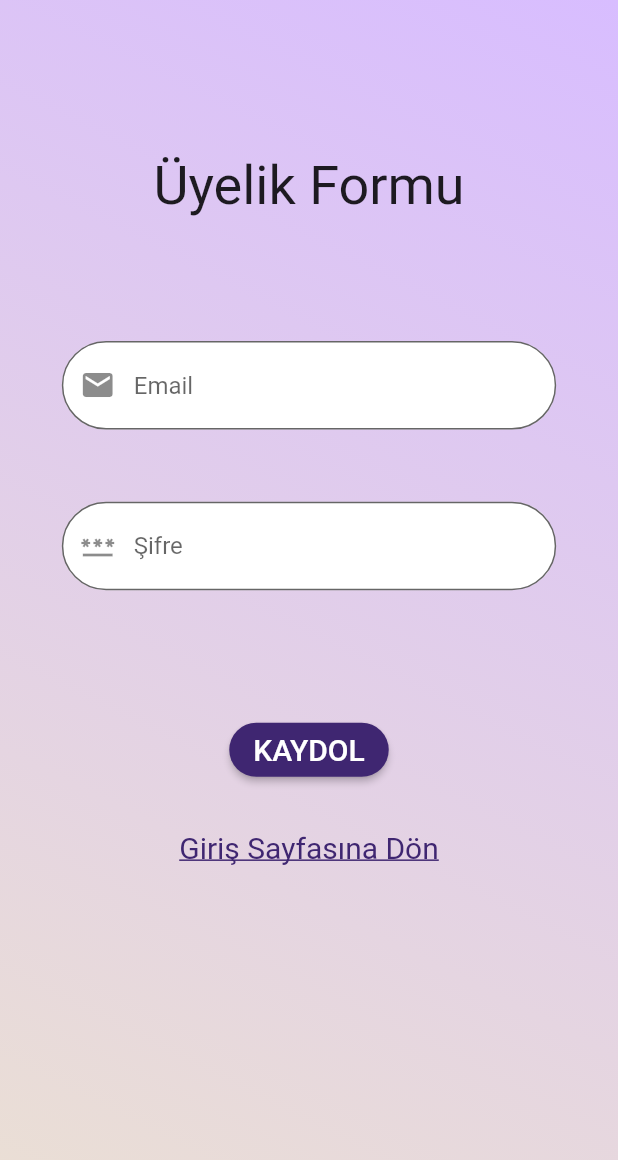
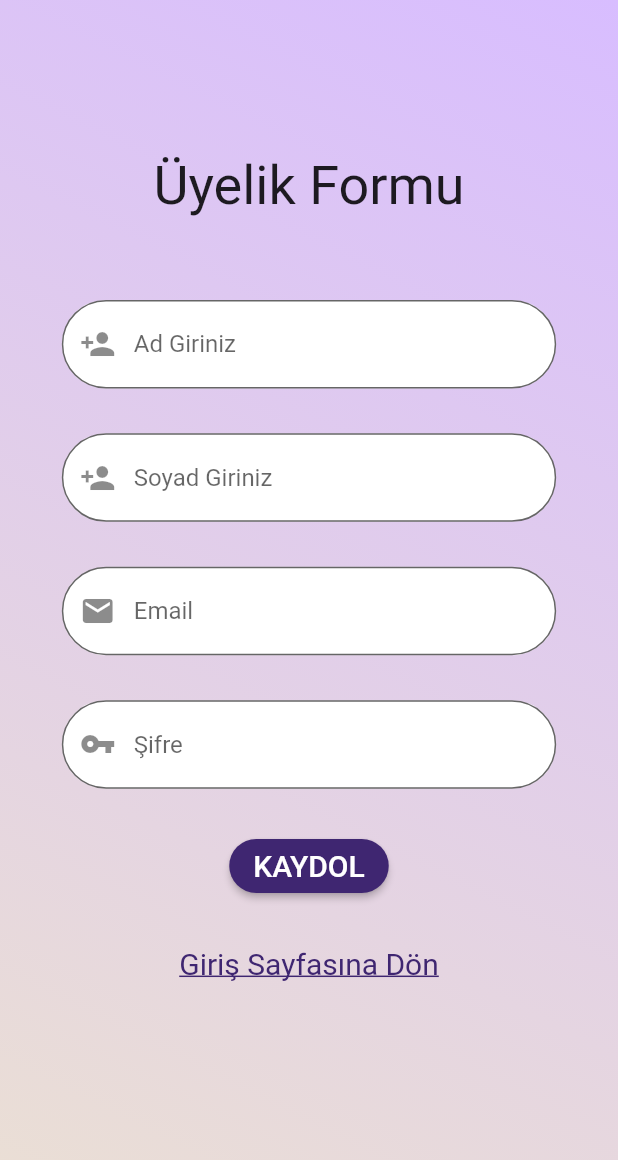
Before and after one commit to CodemFlutter/edanurmisir, a Flutter app: the RegisterPage screen opened directly, after a tap on "KAYDOL", on a phone screen of 412 x 824 dp. Shown: the top 1160 px of the screen. Run offline on Flutter 3.47's test engine with Material 2 defaults, Android fonts, the phone set to English and light mode, and no system bars; our stand-ins replace cloud_firestore, firebase_auth, firebase_core, firebase_storage, get_it, image_picker; accounts and stored records are empty.

Commit message:
"kullanıcı kaydı sayfasına isim ve soyisim alanları eklendi"

```diff
--- a/lib/core/repository/user_repository.dart
+++ b/lib/core/repository/user_repository.dart
@@ -16,7 +16,6 @@ class UserRepository implements AuthBase{
   @override
   Future<UserModel?> currentUser() async {
     UserModel? _user= await _firebaseAuthService.currentUser();    //authservide'ten mevcut kullanici alinir
-
     return await _firestoreDbService.readUser(_user!.userID);     //mevcut kullanici bilgileri authservide yerine db'den okunur
 
 
@@ -37,6 +36,7 @@ class UserRepository implements AuthBase{
 
     UserModel? _user =await _firebaseAuthService.createUserWithEmailAndPassword(email, password);
     bool _sonuc = await _firestoreDbService.saveUser(_user);
+
     if(_sonuc){                       //kullanici kaydolduysa kullanici objesini dondur
       return await _firestoreDbService.readUser(_user!.userID);
     }else return null;
@@ -64,4 +64,9 @@ class UserRepository implements AuthBase{
     return allUsersList;
 
   }
+
+  Future<String?> createNames(String userID, String? firstName, String? lastName) async {
+    await _firestoreDbService.createNames(userID, firstName, lastName);
+    return firstName;
+  }
 }
--- a/lib/core/services/db_database.dart
+++ b/lib/core/services/db_database.dart
@@ -5,6 +5,7 @@ abstract class DBase {
  Future<UserModel?> readUser(String userID);
  Future<bool> updateUserName(String userID,String newUserName);
  Future<bool> updateProfilePhoto(String userID,String profilePhotoURL);
+ Future<bool> createNames(String userID, String? firstName, String? lastName);
  Future<List<UserModel>> getAllUsers();
 
 
--- a/lib/core/services/firebase_auth_service.dart
+++ b/lib/core/services/firebase_auth_service.dart
@@ -57,6 +57,8 @@ class FirebaseAuthService implements AuthBase{
 
   }
 
+
+
   @override
   Future<UserModel?> signInWithEmailAndPassword(String email, String password) async {
 
@@ -64,4 +66,5 @@ class FirebaseAuthService implements AuthBase{
       return _userFromFirebase(userCredential.user);
   }
 
+
   }
--- a/lib/core/services/firestore_db_service.dart
+++ b/lib/core/services/firestore_db_service.dart
@@ -12,6 +12,7 @@ class FirestoreDbService implements DBase{
 
     DocumentSnapshot<Map<String,dynamic>> _okunanUser =
       await _firebaseDB.doc("users/${user.userID}").get();//tablodan alinan bilgiler aktariliyor
+
 
     Map<String, dynamic>? _userInfoMap = _okunanUser.data();//map turunde degiskene ataniyor
     UserModel _userInfoObject = UserModel.fromMap(_userInfoMap!);//mapteki degiskenler obje haline getiriliyor
@@ -63,4 +64,14 @@ class FirestoreDbService implements DBase{
     //allUsers = querySnapShot.docs.map((tekSatir)=>UserModel.fromMap(tekSatir.data())).toList();   //for dongusu ile ayni islevde
     return allUsers;
   }
+
+  Future<bool> createNames(String userID, String? firstName, String? lastName) async {
+      await _firebaseDB.collection("users")
+      .doc(userID)
+      .update({
+        "firstName":firstName,
+        "lastName":lastName,
+      });//yoksa guncel degeri girilen deger
+      return true;
+  }
 }
--- a/lib/core/view/register_view.dart
+++ b/lib/core/view/register_view.dart
@@ -34,18 +34,23 @@ class _RegisterPageState extends State<RegisterPage> {
   final double w = screenInfo.size.width;
   String? _email;
   String? _password;
+  String? _firstName;
+  String? _lastName;
   final _userViewModel = Provider.of<UserViewModel>(context,listen:false);
 
 
   _formSubmit() async {
     _formKey.currentState!.save();
-    debugPrint("email:"+_email!+"Şifre:"+ _password!);
+    debugPrint("email:"+_email!+"Şifre:"+ _password!+"Ad:"+_firstName!);
 
 
      try{
     UserModel? _kaydolanUser = await _userViewModel.createUserWithEmailAndPassword(_email!, _password!); //viewmodel user model'a cevrildi
+    await _userViewModel.createNames(_kaydolanUser!.userID,_firstName, _lastName);
+    _kaydolanUser.firstName = _firstName;
+    _kaydolanUser.lastName = _lastName;
     if(_kaydolanUser!=null){
-      print("Kaydolan user id: "+_kaydolanUser.userID);
+      print("Kaydolan user id: "+_kaydolanUser.userID+ "first name : "+ (_kaydolanUser.firstName).toString());
     }
     }on FirebaseAuthException catch(e){
       PsAlertDialog(
@@ -81,7 +86,57 @@ class _RegisterPageState extends State<RegisterPage> {
                   child: Text("Üyelik Formu",style:TextStyle(fontSize: 36)),
                 ),
                 Padding(
-                  padding: EdgeInsets.only(top:h/10.0, bottom:h/30,left:w/10,right:w/10),
+                  padding: EdgeInsets.only(top:h/15, bottom:h/55,left:w/10,right:w/10),
+                  child: TextFormField(
+                      onSaved: (String? aval){
+                        _firstName = aval;
+                      },
+                      keyboardType: TextInputType.name,
+                      decoration: InputDecoration(
+                      prefixIcon: Icon(Icons.person_add),
+                      hintText: "Ad Giriniz",
+                      filled: true,
+                      fillColor: Colors.white,
+                      focusedBorder: OutlineInputBorder(//textfield tiklaninca
+                        borderRadius: BorderRadius.all(Radius.circular(30)),
+                        borderSide: BorderSide(width: 1.5,color: pDarkest),
+                     ),
+                      border: OutlineInputBorder(  //textfield tiklanmamisken
+                        borderRadius: BorderRadius.all(Radius.circular(30.0)),
+                        borderSide: new BorderSide(
+                        color: pDarkest,
+                        )
+                      )
+                    ),
+                  ),
+                ),
+                Padding(
+                  padding: EdgeInsets.only(top:h/55, bottom:h/55,left:w/10,right:w/10),
+                  child: TextFormField(
+                      onSaved: (String? sval){
+                        _lastName = sval;
+                      },
+                      keyboardType: TextInputType.name,
+                      decoration: InputDecoration(
+                      prefixIcon: Icon(Icons.person_add),
+                      hintText: "Soyad Giriniz",
+                      filled: true,
+                      fillColor: Colors.white,
+                      focusedBorder: OutlineInputBorder(//textfield tiklaninca
+                        borderRadius: BorderRadius.all(Radius.circular(30)),
+                        borderSide: BorderSide(width: 1.5,color: pDarkest),
+                     ),
+                      border: OutlineInputBorder(  //textfield tiklanmamisken
+                        borderRadius: BorderRadius.all(Radius.circular(30.0)),
+                        borderSide: new BorderSide(
+                        color: pDarkest,
+                        )
+                      )
+                    ),
+                  ),
+                ),
+                Padding(
+                  padding: EdgeInsets.only(top:h/55, bottom:h/55,left:w/10,right:w/10),
                   child: TextFormField(
                       onSaved: (String? eval){
                         _email = eval;
@@ -109,14 +164,14 @@ class _RegisterPageState extends State<RegisterPage> {
                 ),
 
                 Padding(
-                  padding: EdgeInsets.only(bottom:h/10.0, top:h/40,left:w/10,right:w/10),
+                  padding: EdgeInsets.only(bottom:h/30, top:h/55,left:w/10,right:w/10),
                   child: TextFormField(
                     obscureText: true,
                     onSaved: (String? pval){
                         _password = pval;
                       },
                     decoration: InputDecoration(
-                      prefixIcon: Icon(Icons.password),
+                      prefixIcon: Icon(Icons.vpn_key),
                       hintText: "Şifre",
                       errorText: _userViewModel.passwordErrorMessage != null ? _userViewModel.passwordErrorMessage: null,
                       filled: true,
--- a/lib/core/view/users_list_view.dart
+++ b/lib/core/view/users_list_view.dart
@@ -1,6 +1,5 @@
 import 'package:flutter/material.dart';
 import 'package:provider/provider.dart';
-import 'package:shopping_list_app/constants/app_buttons.dart';
 import 'package:shopping_list_app/core/model/user_model.dart';
 import 'package:shopping_list_app/core/view/profile_view.dart';
 import 'package:shopping_list_app/core/viewmodel/user-view-model.dart';
--- a/lib/core/viewmodel/user-view-model.dart
+++ b/lib/core/viewmodel/user-view-model.dart
@@ -130,5 +130,10 @@ class UserViewModel with ChangeNotifier implements AuthBase{   //mixin
     return allUsersList;
   }
 
+  Future<void> createNames (String userID,String? firstName, String? lastName) async {
+    await _userRepository.createNames(userID,firstName!, lastName);
+
+  }
+
 
 }
```
